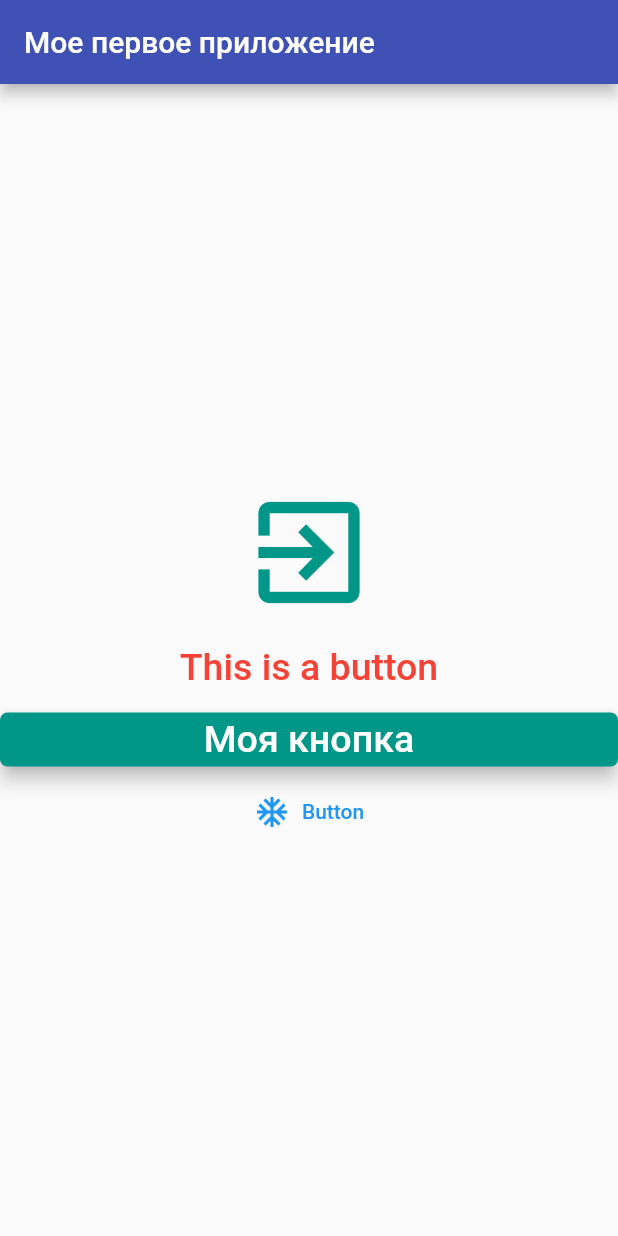
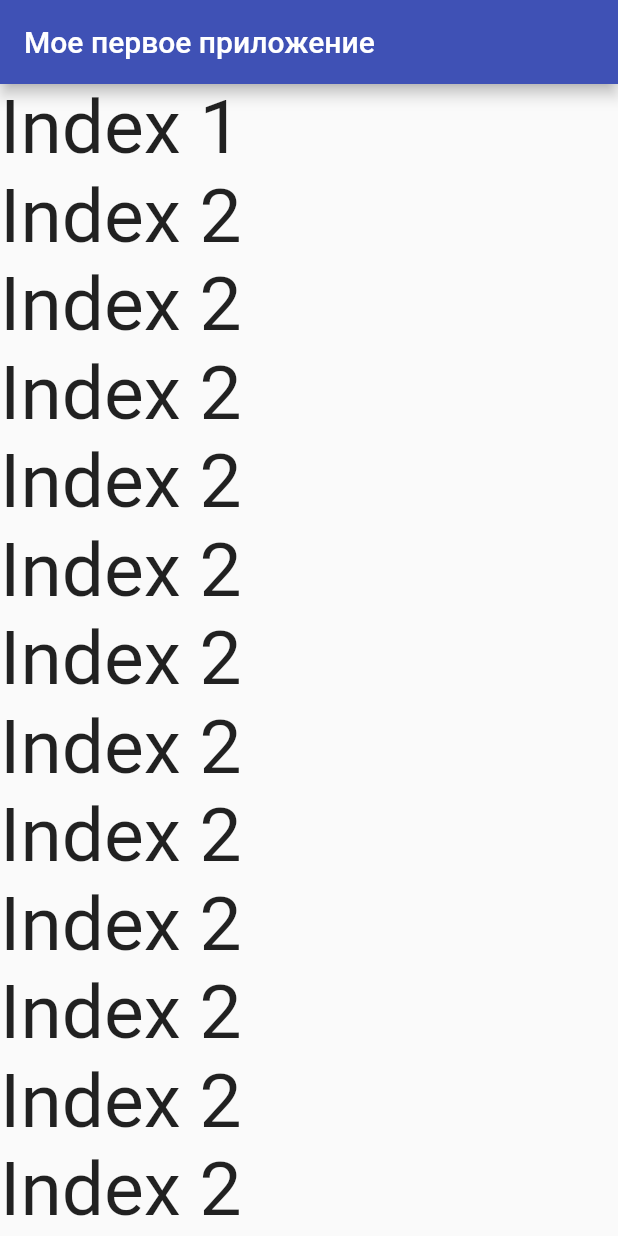
Before and after one commit to JMApps/my_test_app, a Flutter app: the screen it shows after launch, on a phone screen of 412 x 824 dp. Run offline on Flutter 3.47's test engine with Material 2 defaults, Android fonts, the phone set to English and light mode, and no system bars.

Commit message:
Added new lesson

```diff
--- a/lib/pages/main_page.dart
+++ b/lib/pages/main_page.dart
@@ -1,9 +1,27 @@
 import 'package:flutter/material.dart';
 
 class MainPage extends StatelessWidget {
-  const MainPage({Key? key}) : super(key: key);
+  MainPage({Key? key}) : super(key: key);
 
   final double myTextSize = 30.5;
+
+  List myList = <String>[
+    'Index 1',
+    'Index 2',
+    'Index 2',
+    'Index 2',
+    'Index 2',
+    'Index 2',
+    'Index 2',
+    'Index 2',
+    'Index 2',
+    'Index 2',
+    'Index 2',
+    'Index 2',
+    'Index 2',
+    'Index 2',
+    'Index 2',
+  ];
 
   @override
   Widget build(BuildContext context) {
@@ -12,57 +30,13 @@ class MainPage extends StatelessWidget {
         title: Text('Мое первое приложение'),
         backgroundColor: Colors.indigo,
       ),
-      body: Column(
-        mainAxisAlignment: MainAxisAlignment.center,
-        crossAxisAlignment: CrossAxisAlignment.stretch,
-        children: [
-          IconButton(
-            iconSize: 90,
-            splashRadius: 50,
-            icon: Icon(
-              Icons.exit_to_app,
-              color: Colors.teal,
-            ),
-            onPressed: () {
-              // Логика обработки нажатия на кнопку
-            },
-          ),
-          TextButton(
-            onPressed: () {
-              print('Коротки клик');
-            },
-            onLongPress: () {
-              print('Долгий клик');
-            },
-            child: Text(
-              'This is a button',
-              style: TextStyle(
-                color: Colors.red,
-                fontSize: 25,
-              ),
-            ),
-          ),
-          MaterialButton(
-            onPressed: () {},
-            color: Colors.teal,
-            elevation: 5,
-            shape: RoundedRectangleBorder(
-              borderRadius: BorderRadius.circular(5),
-            ),
-            child: Text(
-              'Моя кнопка',
-              style: TextStyle(
-                color: Colors.white,
-                fontSize: 25,
-              ),
-            ),
-          ),
-          TextButton.icon(
-            onPressed: () {},
-            icon: Icon(Icons.ac_unit_outlined),
-            label: Text('Button'),
-          ),
-        ],
+      body: Scrollbar(
+        child: ListView.builder(
+          itemCount: myList.length,
+          itemBuilder: (BuildContext context, int index) {
+            return Text('${myList[index]}', style: TextStyle(fontSize: 50),);
+          },
+        ),
       ),
     );
   }
```
Also changed, not shown: lib/widgets/my_buttons.dart (added, +61 -0 lines).
